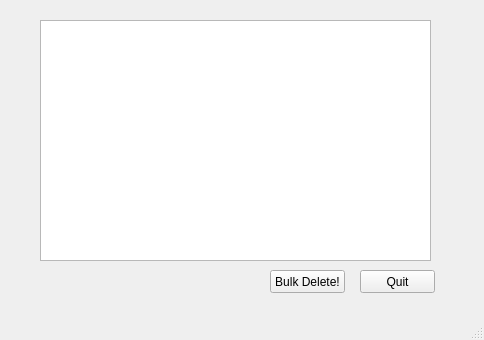
This is gui_widget.ui in bachp2/find_duplicate_images as Qt 5 draws it before an edit. The edited form follows.
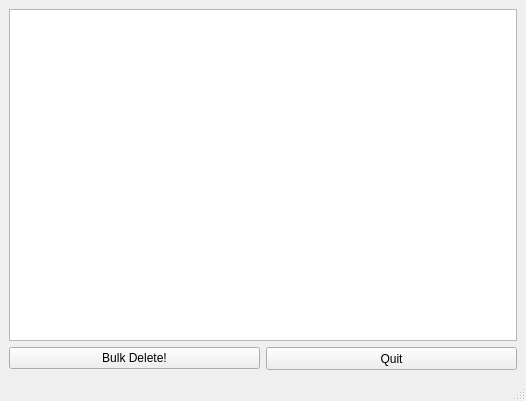
This is the edited form. Icons and pictures are not drawn.

```diff
--- a/gui_widget.ui
+++ b/gui_widget.ui
@@ -6,8 +6,8 @@
    <rect>
     <x>0</x>
     <y>0</y>
-    <width>484</width>
-    <height>340</height>
+    <width>526</width>
+    <height>401</height>
    </rect>
   </property>
   <property name="windowTitle">
@@ -18,42 +18,31 @@
     <normaloff>logo.png</normaloff>logo.png</iconset>
   </property>
   <widget class="QWidget" name="centralwidget">
-   <widget class="QListWidget" name="listWidget">
-    <property name="geometry">
-     <rect>
-      <x>40</x>
-      <y>20</y>
-      <width>391</width>
-      <height>241</height>
-     </rect>
-    </property>
-   </widget>
-   <widget class="QPushButton" name="pushButton">
-    <property name="geometry">
-     <rect>
-      <x>270</x>
-      <y>270</y>
-      <width>75</width>
-      <height>23</height>
-     </rect>
-    </property>
-    <property name="text">
-     <string>Bulk Delete!</string>
-    </property>
-   </widget>
+   <layout class="QGridLayout" name="gridLayout">
+    <item row="0" column="0" colspan="2">
+     <widget class="QListWidget" name="listWidget"/>
+    </item>
+    <item row="1" column="1">
    <widget class="QPushButton" name="pushButton_2">
-    <property name="geometry">
-     <rect>
-      <x>360</x>
-      <y>270</y>
-      <width>75</width>
+      <property name="minimumSize">
+       <size>
+        <width>251</width>
       <height>23</height>
-     </rect>
+       </size>
     </property>
     <property name="text">
      <string>Quit</string>
     </property>
    </widget>
+    </item>
+    <item row="1" column="0">
+     <widget class="QPushButton" name="pushButton">
+      <property name="text">
+       <string>Bulk Delete!</string>
+      </property>
+     </widget>
+    </item>
+   </layout>
   </widget>
   <widget class="QMenuBar" name="menubar">
    <property name="geometry">
```
Left out of the diff: 2 changed lines with no effect on the pictures. Lines whose indentation alone changed are shown as unchanged.
